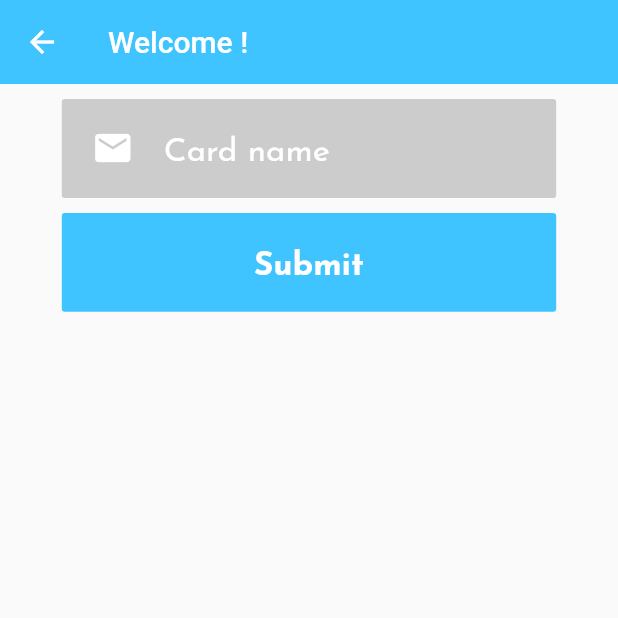
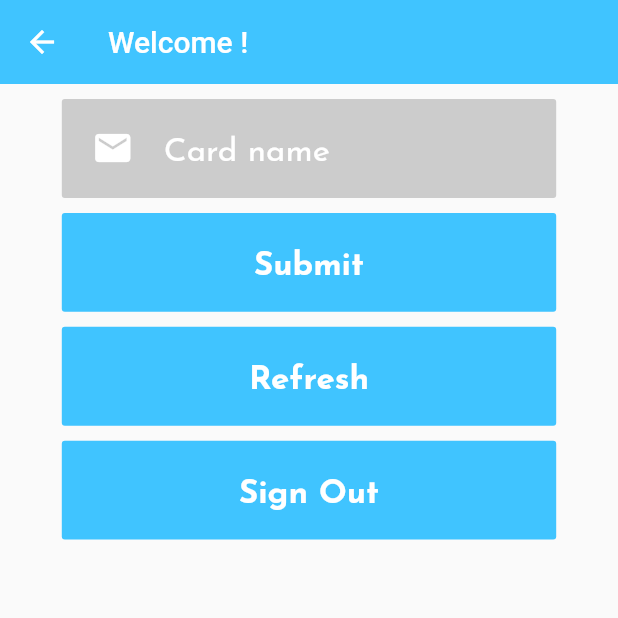
Before and after one commit to Tani21/CloneApp, a Flutter app: the CardPage screen opened by its route, after a tap on "Submit", on a phone screen of 412 x 824 dp, the top half of it. Run offline on Flutter 3.47's test engine with Material 2 defaults, Android fonts, the phone set to English and light mode, and no system bars; our stand-ins replace cloud_firestore, firebase_auth, firebase_core, firebase_database, google_fonts; accounts and stored records are empty.

```diff
--- a/lib/screens/card_pages.dart
+++ b/lib/screens/card_pages.dart
@@ -101,10 +101,63 @@ class _CardPageState extends State<CardPage> {
                       ),
                       child: TextButton(
                         onPressed: () async {
-                          print(cardname);
+                          //print(cardname);
                             var newmap = {'name': cardname};
                             firestore.collection('firstcollection').add(newmap);
-                            print(cardname);
+                            //print(cardname);
+
+                          // db.collection('collectionName').get()
+                          //     .then(snapshot => console.log(snapshot.size));
+
+
+                          // QuerySnapshot retrievedmap = await firestore.collection('firstcolection').get();
+                          // await FirebaseFirestore.instance
+                          //     .collection('firstcollection')
+                          //     .get()
+                          //     .then((QuerySnapshot querySnapshot) {
+                          //   querySnapshot.docs.forEach((doc) {
+                          //     print(doc["name"]);
+                          //
+                          //     arraynames.add(doc["name"]);
+                          //     print("arrayname: "+arraynames[i]);
+                          //     i=i+1;
+                          //     print(i);
+                          //   });
+                          // });
+                          //
+                          // for(int j=0; j<arraynames.length; j++)
+                          //   {
+                          //     print("for loop: "+arraynames[j]);
+                          //   }
+
+                           //var query = firestore.collection("firstcollection").get();
+
+                          //
+                          // const snapshot = await query.get();
+                          // const count = snapshot.size;
+                        },
+                        child: Text('Submit',
+                            style: kBodyText.copyWith(fontWeight: FontWeight.bold)),
+                      ),
+                    ),
+                  ),
+
+                  SizedBox(height:10),
+
+                  Center(
+                    child: Container(
+                      height: size.height * 0.08,
+                      width: size.width * 0.8,
+                      decoration: BoxDecoration(
+                        borderRadius: BorderRadius.circular(2),
+                        color: Colors.lightBlueAccent,
+                      ),
+                      child: TextButton(
+                        onPressed: () async {
+                          // print(cardname);
+                          // var newmap = {'name': cardname};
+                          // firestore.collection('firstcollection').add(newmap);
+                          // print(cardname);
 
                           // db.collection('collectionName').get()
                           //     .then(snapshot => console.log(snapshot.size));
@@ -126,17 +179,38 @@ class _CardPageState extends State<CardPage> {
                           });
 
                           for(int j=0; j<arraynames.length; j++)
-                            {
-                              print("for loop: "+arraynames[j]);
-                            }
+                          {
+                            print("for loop: "+arraynames[j]);
+                          }
 
-                           //var query = firestore.collection("firstcollection").get();
+                          //var query = firestore.collection("firstcollection").get();
 
                           //
                           // const snapshot = await query.get();
                           // const count = snapshot.size;
                         },
-                        child: Text('Submit',
+                        child: Text('Refresh',
+                            style: kBodyText.copyWith(fontWeight: FontWeight.bold)),
+                      ),
+                    ),
+                  ),
+
+                  SizedBox(height:10),
+
+                  Center(
+                    child: Container(
+                      height: size.height * 0.08,
+                      width: size.width * 0.8,
+                      decoration: BoxDecoration(
+                        borderRadius: BorderRadius.circular(2),
+                        color: Colors.lightBlueAccent,
+                      ),
+                      child: TextButton(
+                        onPressed: () async {
+                          await FirebaseAuth.instance.signOut();
+                          Navigator.pushNamed(context, '/');
+                        },
+                        child: Text('Sign Out',
                             style: kBodyText.copyWith(fontWeight: FontWeight.bold)),
                       ),
                     ),
--- a/lib/screens/create_new_account.dart
+++ b/lib/screens/create_new_account.dart
@@ -165,6 +165,16 @@ class _SignInButtonState extends State<SignInButton> {
             print(e);
           }
 
+          FirebaseAuth.instance
+              .authStateChanges()
+              .listen((User? user) {
+            if (user == null) {
+              //print('User is currently signed out!');
+            } else {
+              Navigator.pushNamed(context, '/');
+            }
+          });
+
 
 
         },
```
